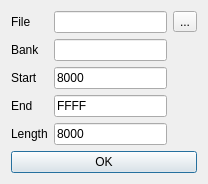
The window that ui/openDump.ui (samstyle/Xpeccy) describes before a commit, drawn with Qt 5.
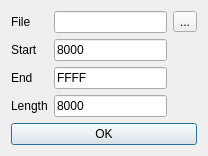
The same window after the commit. Icons and pictures are not drawn.

Patch:
```diff
--- a/ui/openDump.ui
+++ b/ui/openDump.ui
@@ -10,7 +10,7 @@
     <x>0</x>
     <y>0</y>
     <width>208</width>
-    <height>177</height>
+    <height>152</height>
    </rect>
   </property>
   <property name="windowTitle">
@@ -26,27 +26,7 @@
   <layout class="QVBoxLayout" name="verticalLayout">
    <item>
     <layout class="QGridLayout" name="gridLayout" columnstretch="0,0,0">
-     <item row="4" column="1">
-      <widget class="QLineEdit" name="leLen">
-       <property name="inputMask">
-        <string>HHHH</string>
-       </property>
-       <property name="text">
-        <string>8000</string>
-       </property>
-       <property name="readOnly">
-        <bool>true</bool>
-       </property>
-      </widget>
-     </item>
-     <item row="3" column="0">
-      <widget class="QLabel" name="label_4">
-       <property name="text">
-        <string>End</string>
-       </property>
-      </widget>
-     </item>
-     <item row="3" column="1">
+     <item row="2" column="1">
       <widget class="QLineEdit" name="leEnd">
        <property name="enabled">
         <bool>true</bool>
@@ -62,17 +42,10 @@
        </property>
       </widget>
      </item>
-     <item row="1" column="1">
-      <widget class="QLineEdit" name="leBank">
-       <property name="inputMask">
-        <string>HH</string>
-       </property>
-      </widget>
-     </item>
-     <item row="4" column="0">
-      <widget class="QLabel" name="label_2">
+     <item row="2" column="0">
+      <widget class="QLabel" name="label_4">
        <property name="text">
-        <string>Length</string>
+        <string>End</string>
        </property>
       </widget>
      </item>
@@ -83,7 +56,7 @@
        </property>
       </widget>
      </item>
-     <item row="2" column="1">
+     <item row="1" column="1">
       <widget class="QLineEdit" name="leStart">
        <property name="inputMask">
         <string>HHHH</string>
@@ -93,20 +66,33 @@
        </property>
       </widget>
      </item>
+     <item row="0" column="1">
+      <widget class="QLineEdit" name="laPath">
+       <property name="readOnly">
+        <bool>true</bool>
+       </property>
+      </widget>
+     </item>
      <item row="1" column="0">
-      <widget class="QLabel" name="label">
-       <property name="text">
-        <string>Bank</string>
-       </property>
-      </widget>
-     </item>
-     <item row="2" column="0">
       <widget class="QLabel" name="label_3">
        <property name="text">
         <string>Start</string>
        </property>
       </widget>
      </item>
+     <item row="3" column="1">
+      <widget class="QLineEdit" name="leLen">
+       <property name="inputMask">
+        <string>HHHH</string>
+       </property>
+       <property name="text">
+        <string>8000</string>
+       </property>
+       <property name="readOnly">
+        <bool>true</bool>
+       </property>
+      </widget>
+     </item>
      <item row="0" column="2">
       <widget class="QToolButton" name="tbFile">
        <property name="text">
@@ -118,10 +104,10 @@
        </property>
       </widget>
      </item>
-     <item row="0" column="1">
-      <widget class="QLineEdit" name="laPath">
-       <property name="readOnly">
-        <bool>true</bool>
+     <item row="3" column="0">
+      <widget class="QLabel" name="label_2">
+       <property name="text">
+        <string>Length</string>
        </property>
       </widget>
      </item>
```
Left out of the diff: 1 changed line with no effect on the pictures.
